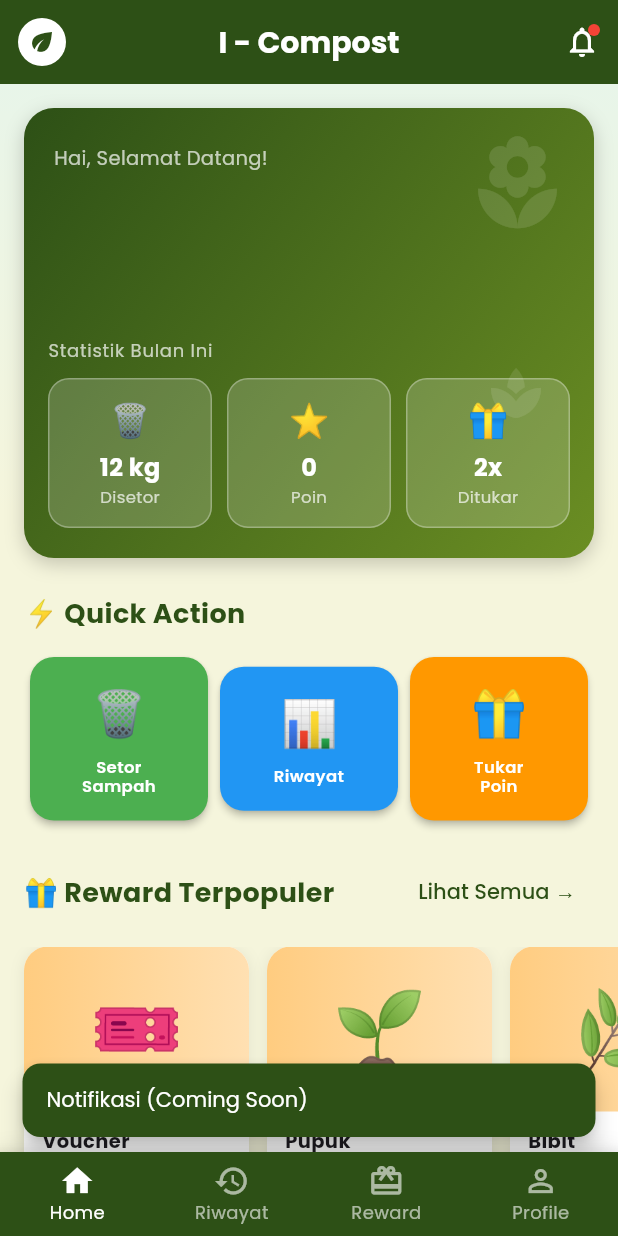
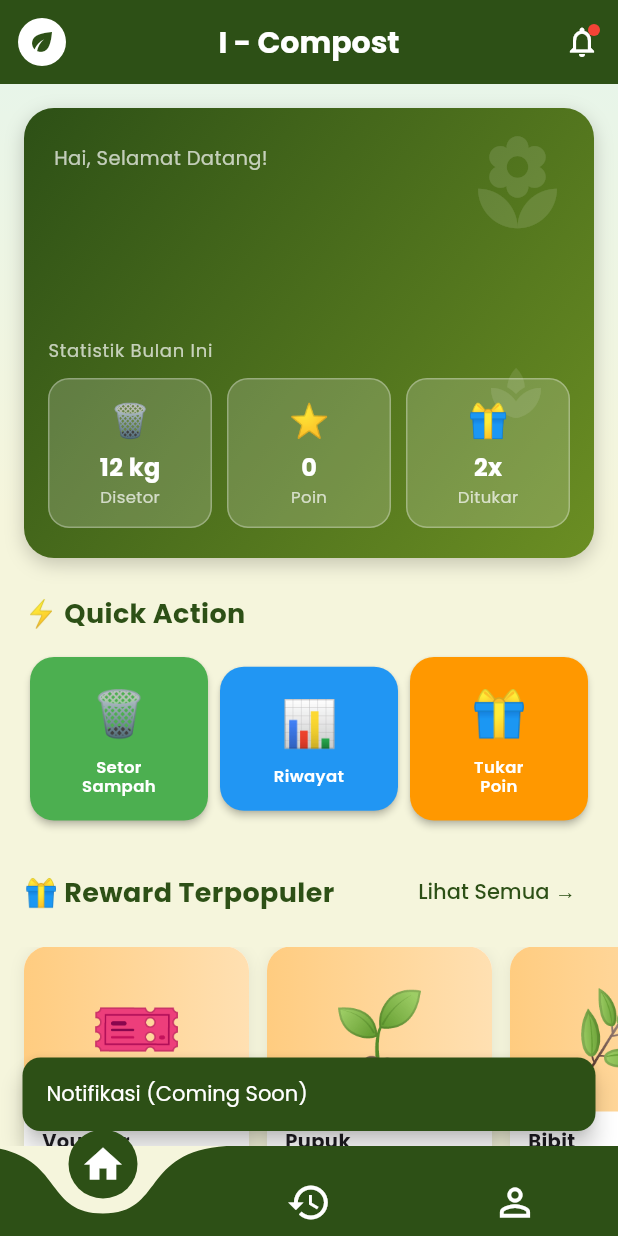
Before and after one commit to FaizMuhammad24/Composter_Flutter_App, a Flutter app: the UserDashboard screen opened directly with empty values, after a tap on the "notifications" icon, on a phone screen of 412 x 824 dp. Run offline on Flutter 3.47's test engine with Material 3 defaults, Android fonts, the phone set to English and light mode, and no system bars; drawn by our look-alikes of curved_navigation_bar; our stand-ins replace google_fonts; accounts and stored records are empty.

Commit message:
fix user dashboard (bottom navigation)

```diff
--- a/lib/screens/user/user_dashboard.dart
+++ b/lib/screens/user/user_dashboard.dart
@@ -5,6 +5,7 @@ import 'user_deposit_screen.dart';
 import 'user_history_screen.dart';
 import 'user_rewards_screen.dart';
 import 'user_profile_screen.dart';
+import 'package:curved_navigation_bar/curved_navigation_bar.dart';
 
 class UserDashboard extends StatefulWidget {
   final UserModel user;
@@ -625,58 +626,45 @@ class _UserDashboardState extends State<UserDashboard> {
 
   // ========== BOTTOM NAVIGATION ==========
   Widget _buildBottomNav() {
-    return Container(
-      decoration: BoxDecoration(
-        boxShadow: [
-          BoxShadow(
-            color: Colors.black.withOpacity(0.1),
-            blurRadius: 10,
-            offset: const Offset(0, -2),
-          ),
+    return CurvedNavigationBar(
+      index: _currentIndex,
+      height: 60.0,
+      backgroundColor: Colors.transparent, // Background di belakang lengkungan
+      color: AppColors.primary, // Warna bar
+      buttonBackgroundColor: AppColors.primary, // Warna tombol bulat yang aktif
+      animationDuration: const Duration(milliseconds: 300),
+      animationCurve: Curves.easeInOut,
+      items: const <Widget>[
+        Icon(Icons.home, size: 30, color: Colors.white),
+        Icon(Icons.history, size: 30, color: Colors.white),
+        Icon(Icons.person_outline, size: 30, color: Colors.white),
       ],
-      ),
-      child: BottomNavigationBar(
-        type: BottomNavigationBarType.fixed,
-        backgroundColor: AppColors.primary,
-        selectedItemColor: Colors.white,
-        unselectedItemColor: Colors.white60,
-        selectedFontSize: 12,
-        unselectedFontSize: 12,
-        currentIndex: _currentIndex,
       onTap: (index) {
         setState(() => _currentIndex = index);
         switch (index) {
           case 0:
+            // Tetap di Home
             break;
           case 1:
             Navigator.push(
               context,
-                MaterialPageRoute(
-                  builder: (_) => const UserHistoryScreen(),
-                ),
-              );
+              MaterialPageRoute(builder: (_) => const UserHistoryScreen()),
+            ).then((_) {
+              // Reset index ketika kembali ke Dashboard
+              if (mounted) setState(() => _currentIndex = 0);
+            });
             break;
           case 2:
             Navigator.push(
               context,
-                MaterialPageRoute(builder: (_) => const UserRewardsScreen()),
-              );
-              break;
-            case 3:
-              Navigator.push(
-                context,
               MaterialPageRoute(builder: (_) => const UserProfileScreen()),
-              );
+            ).then((_) {
+              // Reset index ketika kembali ke Dashboard
+              if (mounted) setState(() => _currentIndex = 0);
+            });
             break;
         }
       },
-        items: const [
-          BottomNavigationBarItem(icon: Icon(Icons.home), label: 'Home'),
-          BottomNavigationBarItem(icon: Icon(Icons.history), label: 'Riwayat'),
-          BottomNavigationBarItem(icon: Icon(Icons.card_giftcard), label: 'Reward'),
-          BottomNavigationBarItem(icon: Icon(Icons.person_outline), label: 'Profile'),
-        ],
-      ),
     );
   }
 
--- a/pubspec.yaml
+++ b/pubspec.yaml
@@ -15,6 +15,7 @@ dependencies:
   fl_chart: ^0.68.0
   crypto: ^3.0.3
   google_fonts: ^6.1.0
+  curved_navigation_bar: ^1.0.6
 
 dev_dependencies:
   flutter_test:
```
Also changed, not shown: pubspec.lock. Lines whose indentation alone changed are shown as unchanged.
